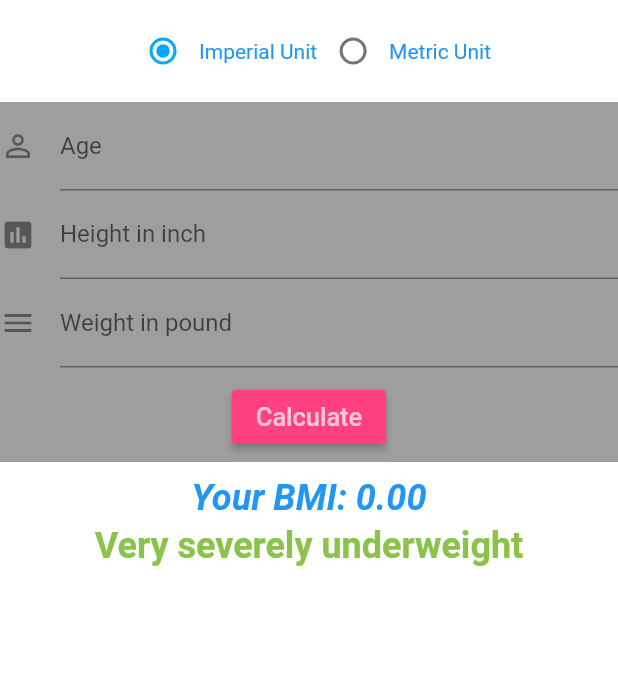
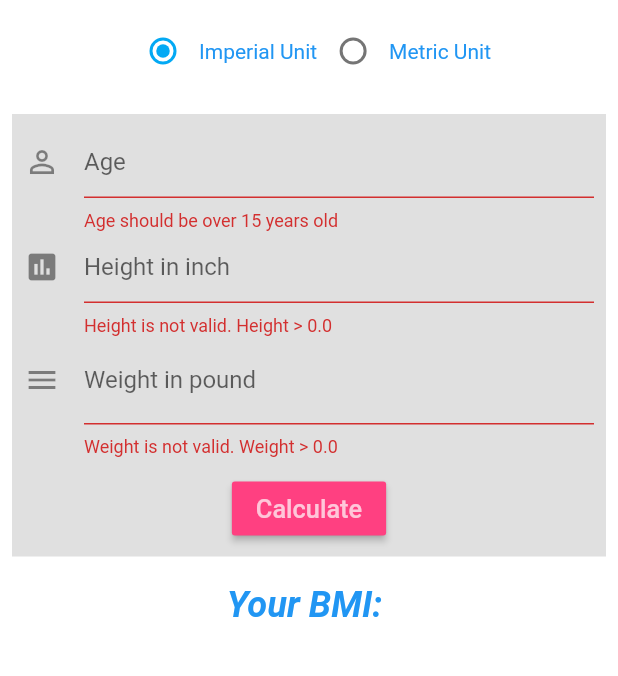
Before and after one commit to liemvo/Flutter_bmi, a Flutter app: the screen it shows after launch, after a tap on "Calculate", on a phone screen of 412 x 824 dp, the part 234-910 px from its top. Run offline on Flutter 3.47's test engine with Material 2 defaults, Android fonts, the phone set to English and light mode, and no system bars; our stand-ins replace shared_preferences.

Commit message:
Form and validator

```diff
--- a/lib/bmi/views/bmi_component.dart
+++ b/lib/bmi/views/bmi_component.dart
@@ -13,10 +13,10 @@ class HomePage extends StatefulWidget {
 }
 
 class _HomePageState extends State<HomePage> implements BMIView {
-  //BMIViewModel _viewModel;
-  var _ageController = TextEditingController();
+
   var _heightController = TextEditingController();
   var _weightController = TextEditingController();
+  String _age, _weight, _height;
   var _message = '';
   var _bmiString = '';
   var _value = 0;
@@ -26,6 +26,8 @@ class _HomePageState extends State<HomePage> implements BMIView {
   final FocusNode _heightFocus = FocusNode();
   final FocusNode _weightFocus = FocusNode();
 
+  var _formKey = GlobalKey<FormState>();
+
   @override
   void initState() {
     super.initState();
@@ -33,11 +35,15 @@ class _HomePageState extends State<HomePage> implements BMIView {
   }
 
   void handleRadioValueChanged(int value) {
-    this.widget.presenter.onOptionChanged(value, heightString: _heightController.text, weightString: _weightController.text );
+    this.widget.presenter.onOptionChanged(value, heightString: _height, weightString: _weight );
   }
 
   void _calculator() {
-    this.widget.presenter.onCalculateClicked(_weightController.text, _heightController.text);
+    if (_formKey.currentState.validate()) {
+      _formKey.currentState.save();
+      this.widget.presenter.onCalculateClicked(_weight, _height);
+    }
+
   }
 
   @override
@@ -93,70 +99,24 @@ class _HomePageState extends State<HomePage> implements BMIView {
     );
 
     var _mainPartView = Container(
-      width: 380.0,
-      height: 240.0,
-      color: Colors.grey,
+      color: Colors.grey.shade300,
+      margin: EdgeInsets.all(8.0),
+      padding: EdgeInsets.all(8.0),
+      child: SingleChildScrollView(
+        child: Form(
+          key: _formKey,
           child: Column(
             children: <Widget>[
-          TextFormField(
-            controller: _ageController,
-            keyboardType: TextInputType.number,
-            textInputAction: TextInputAction.next,
-            focusNode: _ageFocus,
-            onFieldSubmitted: (term){
-              _fieldFocusChange(context, _ageFocus, _heightFocus);
-            },
-            decoration: InputDecoration(
-              labelText: 'Age',
-              hintText: 'Age',
-              icon: Icon(Icons.person_outline),
-              fillColor: Colors.white,
+              ageFormField(context),
+              heightFormField(context),
+              weightFormField(),
+              Padding(
+                padding: EdgeInsets.only(top: 10.0),
+                child: calculateButton()
+              ,),
+            ],
           ),
         ),
-          TextFormField(
-            controller: _heightController,
-            keyboardType: TextInputType.number,
-            textInputAction: TextInputAction.next,
-            focusNode: _heightFocus,
-            onFieldSubmitted: (term) {
-              _fieldFocusChange(context, _heightFocus, _weightFocus);
-            },
-            decoration: InputDecoration(
-                labelText: _heightMessage,
-                hintText: _heightMessage,
-                icon: Icon(Icons.assessment),
-                fillColor: Colors.white,
-            ),
-          ),
-          TextFormField(
-            controller: _weightController,
-            keyboardType: TextInputType.number,
-            textInputAction: TextInputAction.done,
-            focusNode: _weightFocus,
-            onFieldSubmitted: (value){
-              _weightFocus.unfocus();
-              _calculator();
-            },
-            decoration: InputDecoration(
-                labelText: _weightMessage,
-                hintText: _weightMessage,
-                icon: Icon(Icons.menu),
-                fillColor: Colors.white
-            ),
-          ),
-          Padding(padding: EdgeInsets.all(4.5)),
-          Center(
-            child: RaisedButton(
-              onPressed: _calculator,
-              color: Colors.pinkAccent,
-              child: Text(
-                'Calculate',
-                style: TextStyle(fontSize: 16.9),
-              ),
-              textColor: Colors.white70,
-            ),
-          )
-        ],
       ),
     );
 
@@ -164,7 +124,7 @@ class _HomePageState extends State<HomePage> implements BMIView {
       children: <Widget>[
         Center(
           child: Text(
-            'Your BMI: ${_bmiString}',
+            'Your BMI: $_bmiString',
             style: TextStyle(
                 color: Colors.blue,
                 fontSize: 24.0,
@@ -176,7 +136,7 @@ class _HomePageState extends State<HomePage> implements BMIView {
         Padding(padding: EdgeInsets.all(2.0)),
         Center(
           child: Text(
-            '${_message}',
+            '$_message',
             style: TextStyle(
                 color: Colors.lightGreen,
                 fontSize: 24.0,
@@ -186,6 +146,7 @@ class _HomePageState extends State<HomePage> implements BMIView {
         )
       ],
     );
+
     return Scaffold(
         appBar: AppBar(
           title: Text('BMI'),
@@ -193,12 +154,12 @@ class _HomePageState extends State<HomePage> implements BMIView {
           backgroundColor: Colors.pinkAccent.shade400,
         ),
         backgroundColor: Colors.white,
-        body: Container(
-          child: ListView(
+        body: ListView(
           children: <Widget>[
             Image.asset('images/bmilogo.png',
               width: 100.0,
-                height: 100.0,),
+              height: 100.0,)
+            ,
             Padding(padding: EdgeInsets.all(5.0)),
             _unitView,
             Padding(padding: EdgeInsets.all(5.0)),
@@ -206,8 +167,95 @@ class _HomePageState extends State<HomePage> implements BMIView {
             Padding(padding: EdgeInsets.all(5.0)),
             _resultView
           ],
+        )
+    );
+  }
+
+  RaisedButton calculateButton() {
+    return RaisedButton(
+      onPressed: _calculator,
+      color: Colors.pinkAccent,
+      child: Text(
+        'Calculate',
+        style: TextStyle(fontSize: 16.9),
       ),
-        )
+      textColor: Colors.white70,
+    );
+  }
+
+  TextFormField weightFormField() {
+    return TextFormField(
+      controller: _weightController,
+      keyboardType: TextInputType.number,
+      textInputAction: TextInputAction.done,
+      focusNode: _weightFocus,
+      onFieldSubmitted: (value){
+        _weightFocus.unfocus();
+        _calculator();
+      },
+      validator: (value) {
+        if (value.length == 0 || double.parse(value) == 0.0) {
+          return ('Weight is not valid. Weight > 0.0');
+        }
+      },
+      onSaved: (value) {
+        _weight = value;
+      },
+      decoration: InputDecoration(
+          hintText: _weightMessage,
+          labelText: _weightMessage,
+          icon: Icon(Icons.menu),
+          fillColor: Colors.white
+      ),
+    );
+  }
+
+  TextFormField heightFormField(BuildContext context) {
+    return TextFormField(
+      controller: _heightController,
+      keyboardType: TextInputType.number,
+      textInputAction: TextInputAction.next,
+      focusNode: _heightFocus,
+      onFieldSubmitted: (term) {
+        _fieldFocusChange(context, _heightFocus, _weightFocus);
+      },
+      validator: (value) {
+        if (value.length == 0 || double.parse(value) == 0.0) {
+          return ('Height is not valid. Height > 0.0');
+        }
+      },
+      onSaved: (value) {
+        _height = value;
+      },
+      decoration: InputDecoration(
+          hintText: _heightMessage,
+          icon: Icon(Icons.assessment),
+          fillColor: Colors.white,
+      ),
+    );
+  }
+
+  TextFormField ageFormField(BuildContext context) {
+    return TextFormField(
+      keyboardType: TextInputType.number,
+      textInputAction: TextInputAction.next,
+      focusNode: _ageFocus,
+      onFieldSubmitted: (term){
+        _fieldFocusChange(context, _ageFocus, _heightFocus);
+      },
+      validator: (value) {
+        if (value.length == 0 || double.parse(value) <= 15) {
+          return ('Age should be over 15 years old');
+        }
+      },
+      onSaved: (value) {
+        _age = value;
+      },
+      decoration: InputDecoration(
+        hintText: 'Age',
+        icon: Icon(Icons.person_outline),
+        fillColor: Colors.white,
+      ),
     );
   }
 
```
Also changed, not shown: pubspec.lock, 3 other files. Lines whose indentation alone changed are shown as unchanged.
